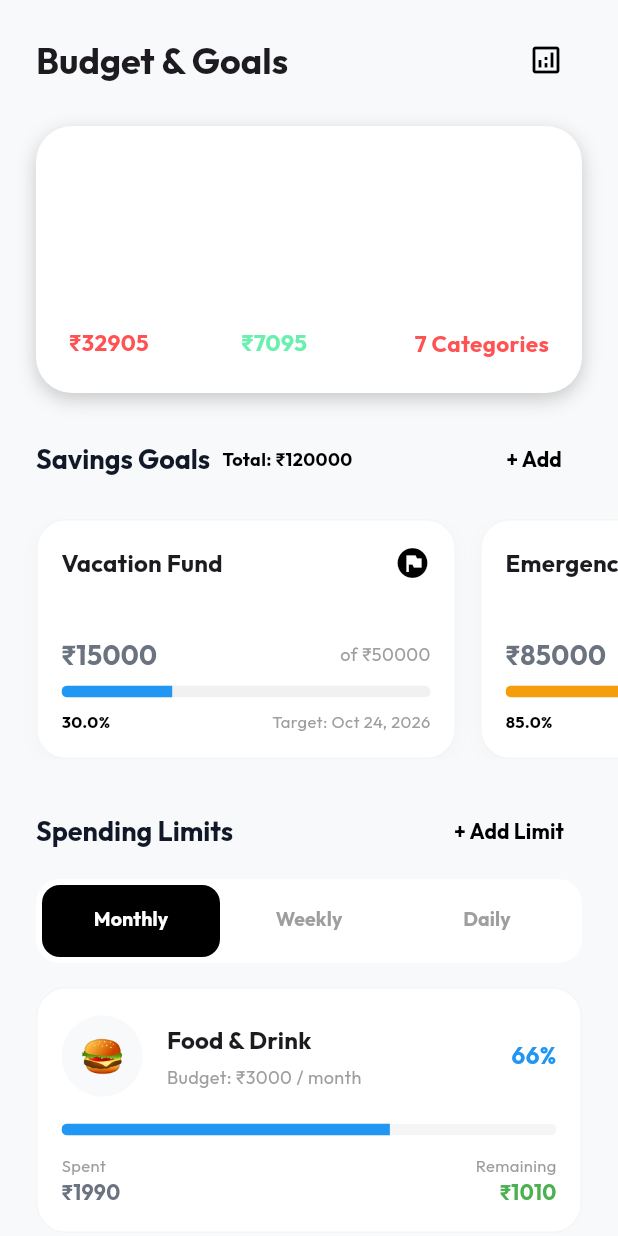
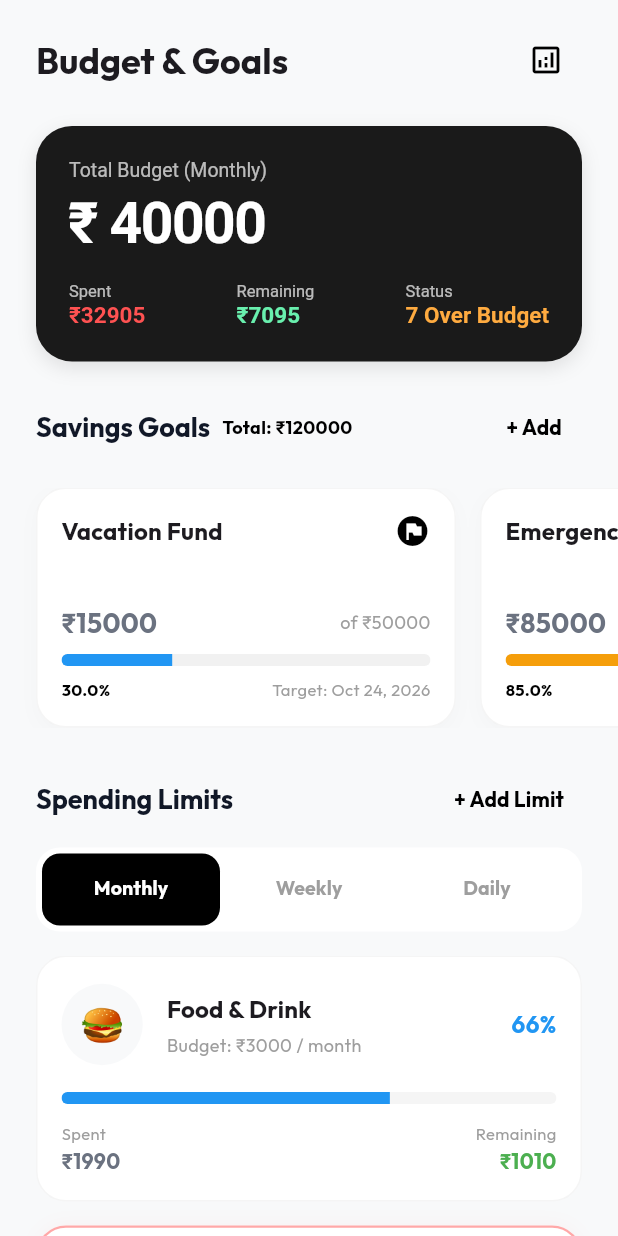
Before and after one commit to mohas7im/spendwise, a Flutter app: the BudgetScreen screen opened directly, on a phone screen of 412 x 824 dp. Run offline on Flutter 3.47's test engine with Material 3 defaults, Android fonts, the phone set to English and light mode, and no system bars; our stand-ins replace fl_chart, google_fonts; network calls fail.

Commit message:
refactor: turn PremiumGradientCard into a builder component providing inverted theme colors everywhere

```diff
--- a/lib/screens/budget_screen.dart
+++ b/lib/screens/budget_screen.dart
@@ -191,12 +191,12 @@ class _BudgetScreenState extends State<BudgetScreen> with SingleTickerProviderSt
 
   Widget _buildDashboardSummary(double budget, double spent, double remaining, int overBudgetCount) {
     return PremiumGradientCard(
-      child: Column(
+      builder: (context, textColor, subTextColor) => Column(
         crossAxisAlignment: CrossAxisAlignment.start,
         children: [
-          const Text('Total Budget (Monthly)', style: TextStyle(color: Colors.white70, fontSize: 13)),
+          Text('Total Budget (Monthly)', style: TextStyle(color: subTextColor, fontSize: 13)),
           const SizedBox(height: 6),
-          Text('₹ ${budget.toStringAsFixed(0)}', style: const TextStyle(color: Colors.white, fontSize: 38, fontWeight: FontWeight.bold, letterSpacing: -1)),
+          Text('₹ ${budget.toStringAsFixed(0)}', style: TextStyle(color: textColor, fontSize: 38, fontWeight: FontWeight.bold, letterSpacing: -1)),
           const SizedBox(height: 16),
           Row(
             mainAxisAlignment: MainAxisAlignment.spaceBetween,
@@ -204,26 +204,32 @@ class _BudgetScreenState extends State<BudgetScreen> with SingleTickerProviderSt
               Column(
                 crossAxisAlignment: CrossAxisAlignment.start,
                 children: [
-                  const Text('Spent', style: TextStyle(color: Colors.white60, fontSize: 11)),
+                  Text('Spent', style: TextStyle(color: subTextColor, fontSize: 11)),
                   Text('₹${spent.toStringAsFixed(0)}', style: const TextStyle(color: Colors.redAccent, fontWeight: FontWeight.bold, fontSize: 15)),
                 ],
               ),
               Column(
                 crossAxisAlignment: CrossAxisAlignment.start,
                 children: [
-                  const Text('Remaining', style: TextStyle(color: Colors.white60, fontSize: 11)),
+                  Text('Remaining', style: TextStyle(color: subTextColor, fontSize: 11)),
                   Text('₹${remaining.toStringAsFixed(0)}', style: const TextStyle(color: Colors.greenAccent, fontWeight: FontWeight.bold, fontSize: 15)),
                 ],
               ),
               Column(
                 crossAxisAlignment: CrossAxisAlignment.start,
                 children: [
-                  const Text('Over Budget', style: TextStyle(color: Colors.white60, fontSize: 11)),
-                  Text('$overBudgetCount Categories', style: TextStyle(color: overBudgetCount > 0 ? Colors.redAccent : Colors.white, fontWeight: FontWeight.bold, fontSize: 15)),
+                  Text('Status', style: TextStyle(color: subTextColor, fontSize: 11)),
+                  Text(overBudgetCount > 0 ? '$overBudgetCount Over Budget' : 'On Track',
+                    style: TextStyle(
+                      color: overBudgetCount > 0 ? Colors.orangeAccent : Colors.greenAccent,
+                      fontWeight: FontWeight.bold,
+                      fontSize: 15
+                    )
+                  ),
                 ],
               ),
             ],
-          )
+          ),
         ],
       ),
     );
--- a/lib/widgets/common/premium_gradient_card.dart
+++ b/lib/widgets/common/premium_gradient_card.dart
@@ -1,14 +1,14 @@
 import 'package:flutter/material.dart';
 
 class PremiumGradientCard extends StatelessWidget {
-  final Widget child;
+  final Widget Function(BuildContext context, Color textColor, Color subTextColor) builder;
   final EdgeInsetsGeometry padding;
   final double borderRadius;
   final Color? color;
 
   const PremiumGradientCard({
     super.key,
-    required this.child,
+    required this.builder,
     this.padding = const EdgeInsets.all(22),
     this.borderRadius = 24.0,
     this.color,
@@ -16,21 +16,34 @@ class PremiumGradientCard extends StatelessWidget {
 
   @override
   Widget build(BuildContext context) {
+    final isDark = Theme.of(context).brightness == Brightness.dark;
+
+    // Invert the theme colors for the hero effect
+    final cardColor = isDark ? const Color(0xFFF8F9FA) : const Color(0xFF1A1A1A);
+    final textColor = isDark ? Colors.black : Colors.white;
+    final subTextColor = isDark ? Colors.black54 : Colors.white70;
+
     return Container(
       width: double.infinity,
       padding: padding,
       decoration: BoxDecoration(
-        color: color ?? Theme.of(context).cardColor,
+        color: color ?? cardColor,
         borderRadius: BorderRadius.circular(borderRadius),
         boxShadow: [
           BoxShadow(
-            color: Colors.black.withOpacity(0.2),
+            color: Colors.black.withOpacity(0.1),
             blurRadius: 10,
             offset: const Offset(0, 4),
           ),
         ],
       ),
-      child: child,
+      child: DefaultTextStyle(
+        style: TextStyle(color: textColor),
+        child: IconTheme(
+          data: IconThemeData(color: textColor),
+          child: builder(context, textColor, subTextColor),
+        ),
+      ),
     );
   }
 }
```
Also changed, not shown: lib/screens/dashboard_screen.dart (+7 -13 lines), lib/screens/debt_screen.dart (+8 -8 lines), lib/widgets/balance_card.dart (+8 -8 lines).
